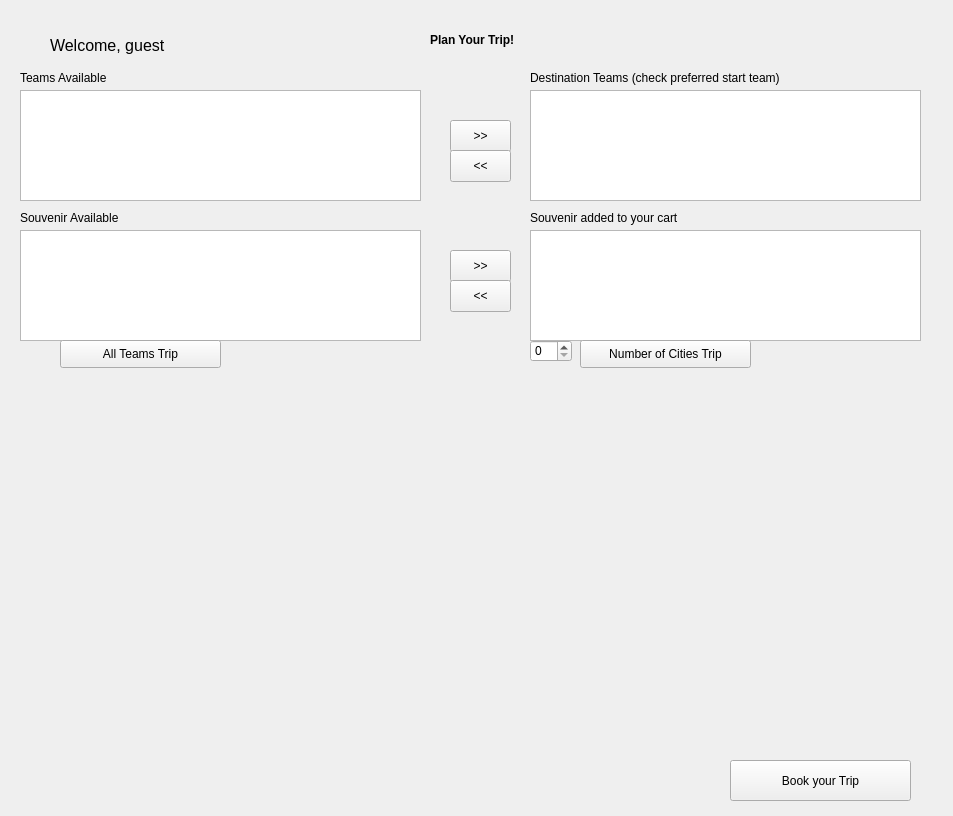
dal07065/Let-s-Play-NFL-Football, file Project Files/Project2NFL/CustomVacation.ui: the form before one commit.
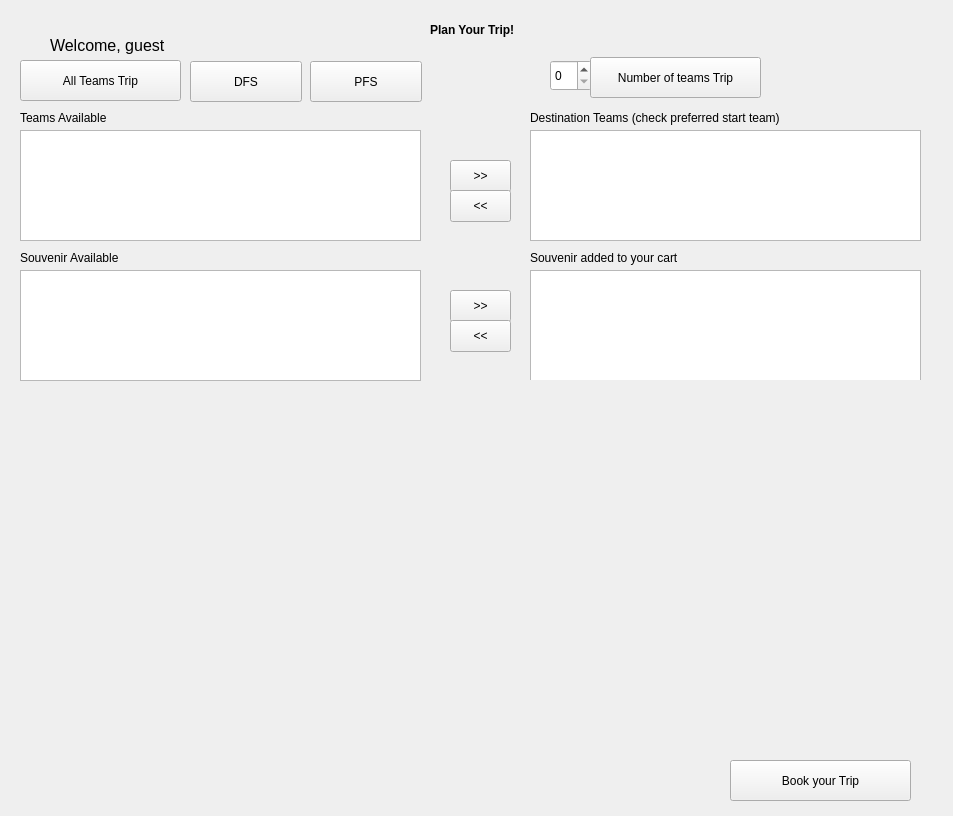
The form after the commit.

Patch:
```diff
--- a/Project Files/Project2NFL/CustomVacation.ui
+++ b/Project Files/Project2NFL/CustomVacation.ui
@@ -17,7 +17,7 @@
    <property name="geometry">
     <rect>
      <x>430</x>
-     <y>30</y>
+     <y>20</y>
      <width>101</width>
      <height>20</height>
     </rect>
@@ -54,7 +54,7 @@
    <property name="geometry">
     <rect>
      <x>450</x>
-     <y>120</y>
+     <y>160</y>
      <width>61</width>
      <height>32</height>
     </rect>
@@ -67,7 +67,7 @@
    <property name="geometry">
     <rect>
      <x>450</x>
-     <y>150</y>
+     <y>190</y>
      <width>61</width>
      <height>32</height>
     </rect>
@@ -80,7 +80,7 @@
    <property name="geometry">
     <rect>
      <x>20</x>
-     <y>90</y>
+     <y>130</y>
      <width>401</width>
      <height>111</height>
     </rect>
@@ -93,7 +93,7 @@
    <property name="geometry">
     <rect>
      <x>530</x>
-     <y>90</y>
+     <y>130</y>
      <width>391</width>
      <height>111</height>
     </rect>
@@ -103,7 +103,7 @@
    <property name="geometry">
     <rect>
      <x>20</x>
-     <y>70</y>
+     <y>110</y>
      <width>141</width>
      <height>16</height>
     </rect>
@@ -116,7 +116,7 @@
    <property name="geometry">
     <rect>
      <x>530</x>
-     <y>70</y>
+     <y>110</y>
      <width>281</width>
      <height>16</height>
     </rect>
@@ -129,7 +129,7 @@
    <property name="geometry">
     <rect>
      <x>20</x>
-     <y>230</y>
+     <y>270</y>
      <width>401</width>
      <height>111</height>
     </rect>
@@ -139,7 +139,7 @@
    <property name="geometry">
     <rect>
      <x>20</x>
-     <y>210</y>
+     <y>250</y>
      <width>141</width>
      <height>16</height>
     </rect>
@@ -152,7 +152,7 @@
    <property name="geometry">
     <rect>
      <x>530</x>
-     <y>230</y>
+     <y>270</y>
      <width>391</width>
      <height>111</height>
     </rect>
@@ -162,7 +162,7 @@
    <property name="geometry">
     <rect>
      <x>450</x>
-     <y>250</y>
+     <y>290</y>
      <width>61</width>
      <height>32</height>
     </rect>
@@ -175,7 +175,7 @@
    <property name="geometry">
     <rect>
      <x>450</x>
-     <y>280</y>
+     <y>320</y>
      <width>61</width>
      <height>32</height>
     </rect>
@@ -188,7 +188,7 @@
    <property name="geometry">
     <rect>
      <x>530</x>
-     <y>210</y>
+     <y>250</y>
      <width>161</width>
      <height>16</height>
     </rect>
@@ -225,7 +225,7 @@
      <property name="geometry">
       <rect>
        <x>10</x>
-       <y>10</y>
+       <y>30</y>
        <width>371</width>
        <height>341</height>
       </rect>
@@ -238,7 +238,7 @@
    <property name="geometry">
     <rect>
      <x>30</x>
-     <y>380</y>
+     <y>410</y>
      <width>381</width>
      <height>361</height>
     </rect>
@@ -263,10 +263,10 @@
   <widget class="QPushButton" name="thirteenTeamPlan">
    <property name="geometry">
     <rect>
-     <x>60</x>
-     <y>340</y>
+     <x>20</x>
+     <y>60</y>
      <width>161</width>
-     <height>28</height>
+     <height>41</height>
     </rect>
    </property>
    <property name="text">
@@ -306,7 +306,7 @@
    <property name="geometry">
     <rect>
      <x>40</x>
-     <y>720</y>
+     <y>770</y>
      <width>311</width>
      <height>31</height>
     </rect>
@@ -318,24 +318,50 @@
   <widget class="QSpinBox" name="numberOfCitiesSpinBox">
    <property name="geometry">
     <rect>
-     <x>530</x>
-     <y>340</y>
+     <x>550</x>
+     <y>60</y>
      <width>42</width>
-     <height>22</height>
+     <height>31</height>
     </rect>
    </property>
   </widget>
   <widget class="QPushButton" name="NumberTripPushButton">
    <property name="geometry">
     <rect>
-     <x>580</x>
-     <y>340</y>
+     <x>590</x>
+     <y>57</y>
      <width>171</width>
-     <height>28</height>
+     <height>41</height>
     </rect>
    </property>
    <property name="text">
-    <string>Number of Cities Trip</string>
+    <string>Number of teams Trip</string>
+   </property>
+  </widget>
+  <widget class="QPushButton" name="pushButton">
+   <property name="geometry">
+    <rect>
+     <x>190</x>
+     <y>61</y>
+     <width>112</width>
+     <height>41</height>
+    </rect>
+   </property>
+   <property name="text">
+    <string>DFS</string>
+   </property>
+  </widget>
+  <widget class="QPushButton" name="pushButton_2">
+   <property name="geometry">
+    <rect>
+     <x>310</x>
+     <y>61</y>
+     <width>112</width>
+     <height>41</height>
+    </rect>
+   </property>
+   <property name="text">
+    <string>PFS</string>
    </property>
   </widget>
  </widget>
```
